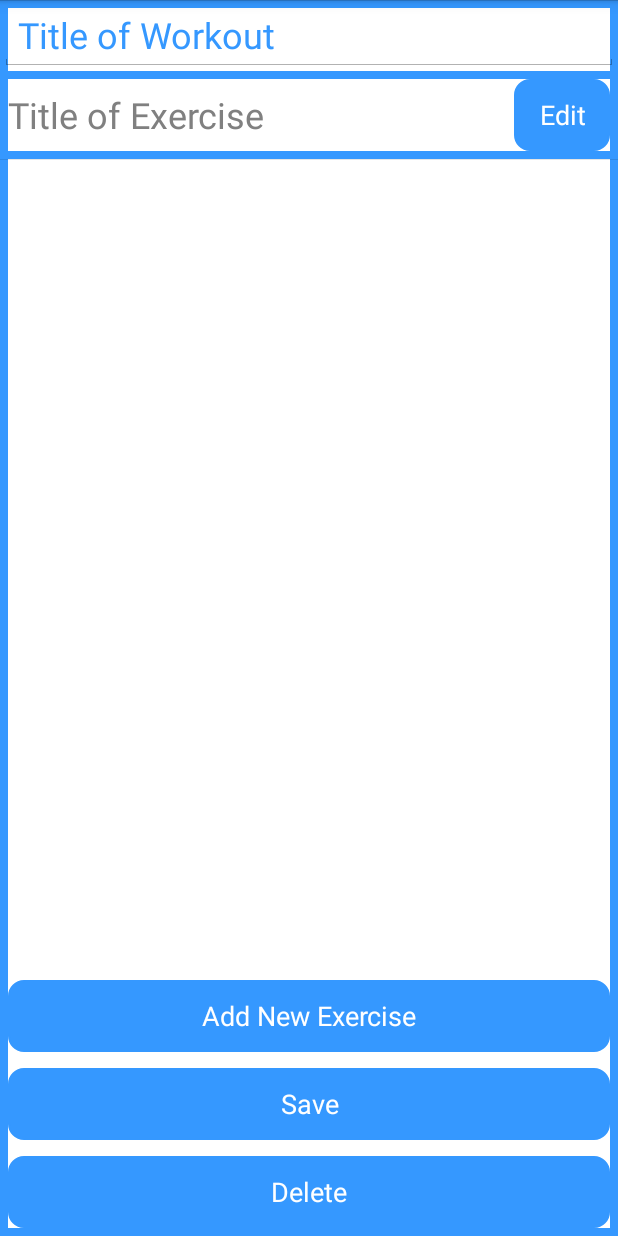
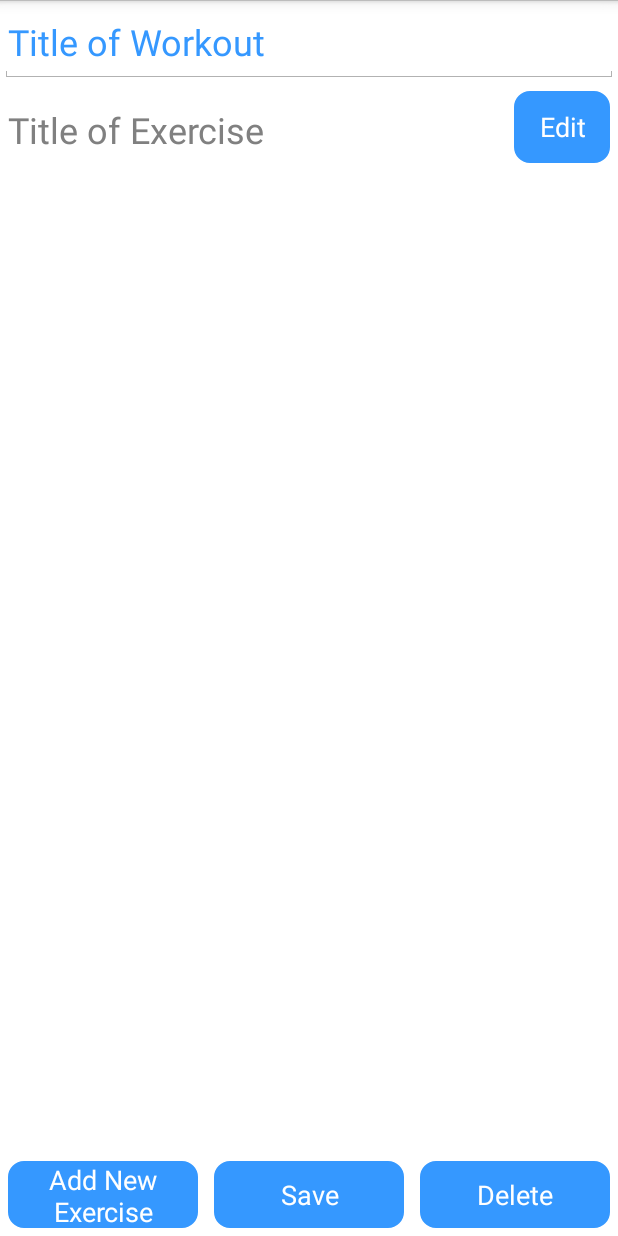
Before and after one commit to govnerbrit/SeniorProject, an Android app: the EditWorkoutActivity screen opened directly, with no data from a screen before it, after a tap on "Edit", on a phone screen of 412 x 824 dp. Run offline under Robolectric (Android 15) with nearby library versions, the light colour scheme and no system bars; 3 statements that could not run were skipped; 1 other tap on this screen came first.

Commit message:
Updated layout for edit_workout.xml. Also updated background on edit_exercise.xml, and updated layout for edit_workout_itemview.xml and workout_itemview.xml.

```diff
--- a/app/src/main/res/drawable-mdpi/activityborder.xml
+++ b/app/src/main/res/drawable-mdpi/activityborder.xml
@@ -11,5 +11,5 @@
  -->
 <shape xmlns:android="http://schemas.android.com/apk/res/android" android:shape="rectangle" >
    <solid android:color="#ffffff" />
-   <stroke android:width="5dip" android:color="#3598FF"/>
+
 </shape>
--- a/app/src/main/res/layout/edit_workout.xml
+++ b/app/src/main/res/layout/edit_workout.xml
@@ -1,55 +1,53 @@
 <?xml version="1.0" encoding="utf-8"?>
-<RelativeLayout xmlns:android="http://schemas.android.com/apk/res/android"
-    android:id="@+id/ewRelativeLayout"
-    android:layout_width="match_parent"
-    android:layout_height="match_parent"
+<RelativeLayout
+    xmlns:android="http://schemas.android.com/apk/res/android"
+    android:layout_width="fill_parent"
+    android:layout_height="fill_parent"
     android:orientation="vertical"
-    android:background="@drawable/activityborder" >
+    android:background="@drawable/activityborder">
 
     <EditText
         android:id="@+id/ewTitleOfWorkoutET"
-        android:layout_width="wrap_content"
-        android:layout_height="wrap_content"
-        android:layout_alignParentLeft="true"
-        android:layout_alignParentRight="true"
-        android:layout_alignParentTop="true"
+        android:layout_width="match_parent"
+        android:layout_height="55dp"
         android:ems="10"
         android:hint="@string/workout_title"
         android:textColorHint="#3598FF"
-        android:textSize="24sp" >
-
+        android:textSize="24sp"
+        android:padding="5dp" >
         <requestFocus />
     </EditText>
 
     <ListView
         android:id="@android:id/list"
-        android:layout_width="match_parent"
+        android:layout_width="fill_parent"
         android:layout_height="wrap_content"
-        android:layout_above="@+id/ewAddNewExerciseBTN"
-        android:layout_alignParentLeft="true"
-        android:layout_below="@+id/ewTitleOfWorkoutET"
-        android:layout_marginBottom="10dp"
-       >
-
+        android:layout_marginBottom="55dp"
+        android:layout_below="@id/ewTitleOfWorkoutET" >
     </ListView>
 
+    <LinearLayout
+        android:id="@+id/buttonLayout"
+        android:layout_width="match_parent"
+        android:layout_height="55dp"
+        android:layout_alignParentBottom="true"
+        android:orientation="horizontal"
+        android:weightSum="6">
         <Button
             android:id="@+id/ewAddNewExerciseBTN"
-        android:layout_width="fill_parent"
-        android:layout_height="wrap_content"
-        android:layout_centerVertical="true"
+            android:layout_width="0dp"
+            android:layout_height="fill_parent"
+            android:layout_weight="2"
             android:layout_margin="5dp"
-        android:layout_above="@+id/ewSaveBTN"
             android:background="@drawable/buttonborder"
             android:text="@string/add_new_exercise"
             android:textColor="#FFFFFF" />
 
         <Button
             android:id="@+id/ewSaveBTN"
-        android:layout_width="fill_parent"
-        android:layout_height="wrap_content"
-        android:layout_above ="@+id/ewDeleteBTN"
-        android:layout_centerHorizontal="true"
+            android:layout_width="0dp"
+            android:layout_height="match_parent"
+            android:layout_weight="2"
             android:layout_margin="5dp"
             android:background="@drawable/buttonborder"
             android:text="@string/save"
@@ -57,12 +55,13 @@
 
         <Button
             android:id="@+id/ewDeleteBTN"
-        android:layout_width="fill_parent"
-        android:layout_height="wrap_content"
+            android:layout_width="0dp"
+            android:layout_height="match_parent"
             android:layout_margin="5dp"
-        android:layout_alignParentBottom="true"
+            android:layout_weight="2"
             android:background="@drawable/buttonborder"
             android:text="@string/delete"
             android:textColor="#FFFFFF" />
+    </LinearLayout>
 
 </RelativeLayout>
--- a/app/src/main/res/layout/edit_workout_itemview.xml
+++ b/app/src/main/res/layout/edit_workout_itemview.xml
@@ -20,15 +20,12 @@
 
     <TextView
         android:id="@+id/ewivTitleOfExerciseTV"
-        android:layout_width="wrap_content"
+        android:layout_width="match_parent"
         android:layout_height="wrap_content"
-        android:layout_alignBottom="@+id/ewivEditBTN"
-        android:layout_alignParentLeft="true"
-        android:layout_alignTop="@+id/ewivEditBTN"
-        android:layout_margin="5dp"
         android:layout_toLeftOf="@+id/ewivEditBTN"
         android:gravity="center_vertical"
         android:minHeight="52dp"
+        android:layout_margin="5dp"
         android:hint="@string/exercise_title"
         android:textSize="24sp" />
 
--- a/app/src/main/res/layout/workout.xml
+++ b/app/src/main/res/layout/workout.xml
@@ -3,7 +3,8 @@
     android:id="@+id/wRelativeLayout"
     android:layout_width="match_parent"
     android:layout_height="match_parent"
-    android:background="@drawable/activityborder">
+    android:background="@drawable/activityborder"
+    >
 
     <ListView
         android:id="@android:id/list"
```
Also changed, not shown: app/build.gradle (+4 -4 lines), app/src/main/res/layout/edit_exercise.xml (+11 -13 lines), app/src/main/res/layout/workout_itemview.xml (+10 -9 lines), app/src/main/java/com/example/workoutapp/EditWorkoutActivity.java (line endings or trailing spaces), app/src/main/res/values/styles.xml (line endings or trailing spaces), 2 other files. Lines whose indentation alone changed are shown as unchanged.
